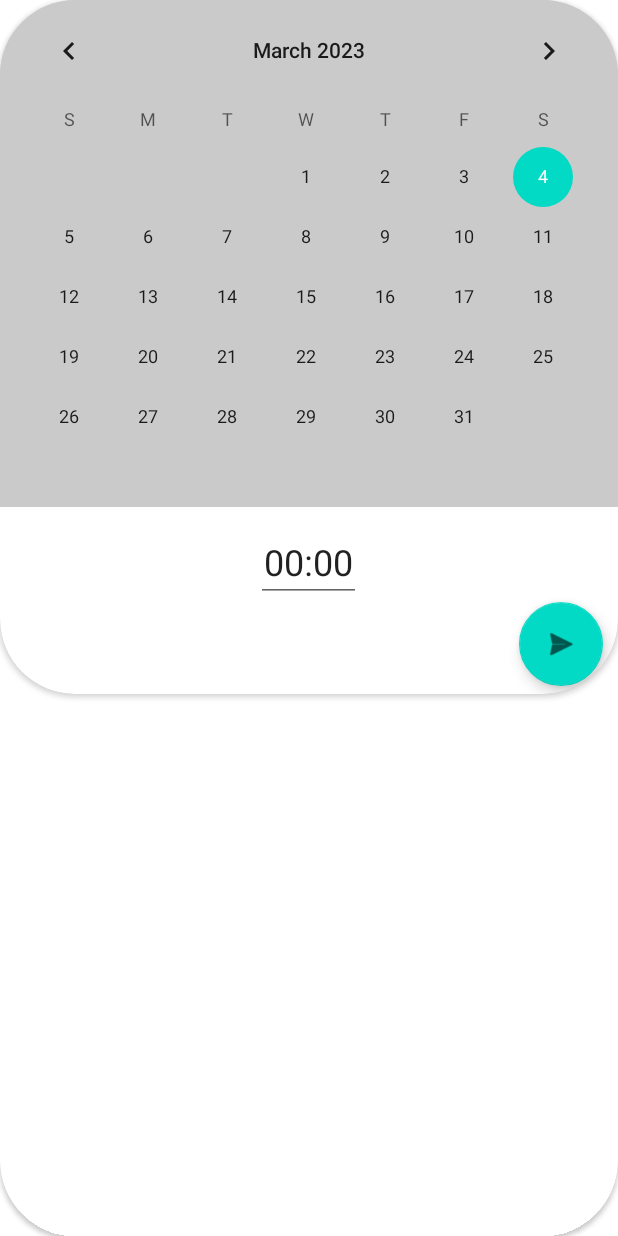
After one commit to Artsav23/Godoit, an Android app: the layout fragment_time_dialog.xml on its own in the app's theme, with its tools: preview values and no code run, on a phone screen of 412 x 824 dp. The commit adds this screen. Run offline under Robolectric (Android 15) with nearby library versions, the phone set to English and light mode, and no system bars.

Commit message:
add Calendar

```diff
--- a/app/src/main/res/layout/activity_main.xml
+++ b/app/src/main/res/layout/activity_main.xml
@@ -4,7 +4,7 @@
     xmlns:tools="http://schemas.android.com/tools"
     android:layout_width="match_parent"
     android:layout_height="match_parent"
-    android:background="#EE000000"
+    android:background="#111111"
     tools:context=".MainActivity">
 
     <ImageView
--- /dev/null
+++ b/app/src/main/res/layout/fragment_time_dialog.xml
@@ -0,0 +1,63 @@
+<androidx.cardview.widget.CardView xmlns:android="http://schemas.android.com/apk/res/android"
+    xmlns:app="http://schemas.android.com/apk/res-auto"
+    xmlns:tools="http://schemas.android.com/tools"
+    android:id="@+id/placeHolder"
+    android:layout_width="match_parent"
+    android:layout_height="match_parent"
+    app:cardCornerRadius="50dp"
+    tools:context="Dialog.TimeDialogFragment">
+
+    <androidx.cardview.widget.CardView
+        android:layout_width="match_parent"
+        android:layout_height="wrap_content"
+        app:cardBackgroundColor="#FFFFFF"
+        app:cardCornerRadius="50dp"
+        app:cardPreventCornerOverlap="false"
+        app:layout_constraintBottom_toBottomOf="parent"
+        app:layout_constraintEnd_toEndOf="parent"
+        app:layout_constraintStart_toStartOf="parent"
+        app:layout_constraintTop_toTopOf="parent"
+        app:layout_constraintVertical_bias="0.0">
+
+        <LinearLayout
+            android:layout_width="match_parent"
+            android:layout_height="match_parent"
+            android:orientation="vertical">
+
+            <CalendarView
+                android:id="@+id/calendarView"
+                android:layout_width="match_parent"
+                android:layout_height="wrap_content"
+                android:layout_gravity="center"
+                android:background="#CACACA"
+                android:focusedMonthDateColor="#FFFFFF"
+                android:selectedWeekBackgroundColor="@color/black" />
+
+            <EditText
+                android:id="@+id/editTextTime"
+                android:layout_width="70dp"
+                android:layout_height="wrap_content"
+                android:layout_gravity="center"
+                android:layout_marginTop="10dp"
+                android:clickable="false"
+                android:cursorVisible="false"
+                android:focusable="false"
+                android:focusableInTouchMode="false"
+                android:gravity="center"
+                android:inputType="time"
+                android:text="00:00"
+                android:textSize="24sp" />
+
+            <com.google.android.material.floatingactionbutton.FloatingActionButton
+                android:id="@+id/sendDate"
+                android:layout_width="match_parent"
+                android:layout_height="wrap_content"
+                android:layout_gravity="right"
+                android:layout_marginRight="10dp"
+                android:layout_marginBottom="5dp"
+                android:clickable="true"
+                android:src="@android:drawable/ic_menu_send" />
+        </LinearLayout>
+
+    </androidx.cardview.widget.CardView>
+</androidx.cardview.widget.CardView>
--- a/app/src/main/res/values/strings.xml
+++ b/app/src/main/res/values/strings.xml
@@ -1,3 +1,5 @@
 <resources>
     <string name="app_name">Go do it</string>
+    <!-- TODO: Remove or change this placeholder text -->
+    <string name="hello_blank_fragment">Hello blank fragment</string>
 </resources>
```
Also changed, not shown: app/src/main/java/Dialog/TimeDialogFragment.kt (added, +62 -0 lines), app/src/main/java/com/example/godoit/CreateTask.kt (+29 -2 lines), app/src/main/res/layout/activity_create_task.xml (+11 -1 lines).
